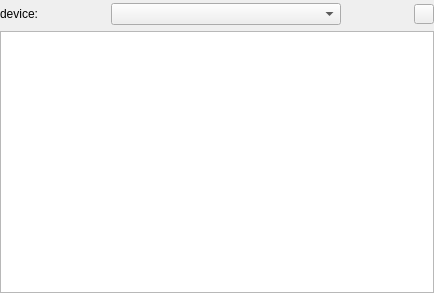
Qt form src/scanparameterselection.ui (marvin5300/general-purpose-control) before a commit.
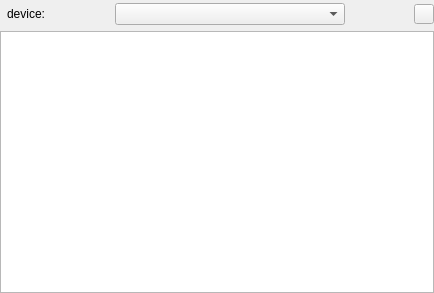
The same form after that commit.

What changed in the file:
```diff
--- a/src/scanparameterselection.ui
+++ b/src/scanparameterselection.ui
@@ -10,6 +10,12 @@
     <height>293</height>
    </rect>
   </property>
+  <property name="sizePolicy">
+   <sizepolicy hsizetype="Fixed" vsizetype="Preferred">
+    <horstretch>0</horstretch>
+    <verstretch>0</verstretch>
+   </sizepolicy>
+  </property>
   <property name="windowTitle">
    <string>Frame</string>
   </property>
@@ -28,6 +34,9 @@
    </property>
    <item>
     <layout class="QHBoxLayout" name="horizontalLayout">
+     <property name="leftMargin">
+      <number>7</number>
+     </property>
      <item>
       <widget class="QLabel" name="label">
        <property name="text">
@@ -45,7 +54,7 @@
        </property>
        <property name="sizeHint" stdset="0">
         <size>
-         <width>13</width>
+         <width>5</width>
          <height>20</height>
         </size>
        </property>
@@ -80,7 +89,7 @@
        </property>
        <property name="sizeHint" stdset="0">
         <size>
-         <width>13</width>
+         <width>5</width>
          <height>20</height>
         </size>
        </property>
```
Left out of the diff: 6 changed lines with no effect on the pictures.
